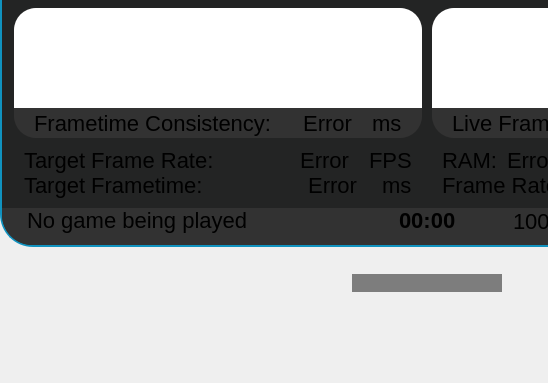
Before: the Qt Designer form src/userinterface/dashboardui.ui in Trixxle/SeamenPerformanceOverlay, drawn with Qt 5; both pictures show x 0 to 548 and y 196 to 579 of the 920 by 579 pixel window.
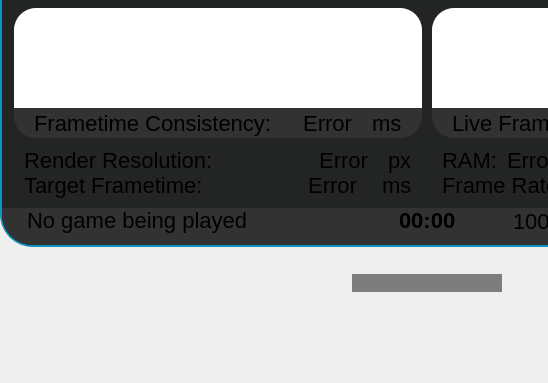
After: the same form once the commit is applied. Icons and pictures are not drawn. Custom widgets are drawn as their Qt base class.

Commit message: Changed the target FPS line to show the render resolution instead. This needs more testing to see what this render resolution actually represents

The edit to the form file:
```diff
--- a/src/userinterface/dashboardui.ui
+++ b/src/userinterface/dashboardui.ui
@@ -1746,7 +1746,7 @@
              </font>
             </property>
             <property name="text">
-             <string>Target Frame Rate:</string>
+             <string>Render Resolution:</string>
             </property>
            </widget>
           </item>
@@ -1808,7 +1808,7 @@
              </font>
             </property>
             <property name="text">
-             <string>FPS</string>
+             <string>px</string>
             </property>
            </widget>
           </item>
```
Left out of the diff: 2 changed lines with no effect on the pictures. The commit also changes 4 other files.
